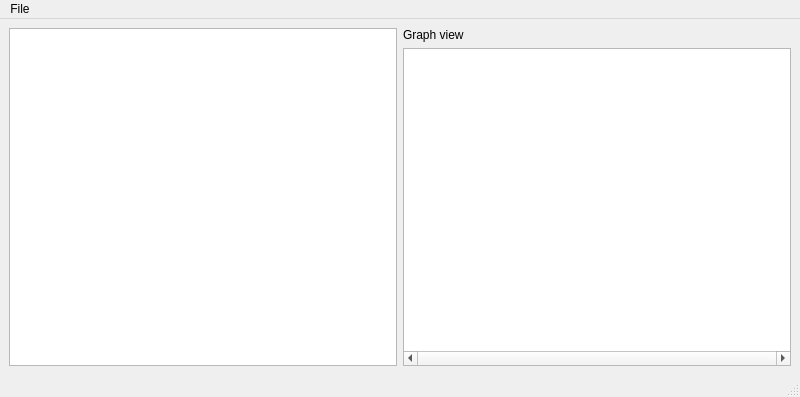
This is src/sca/mainwindow.ui in OSLL/sca as Qt 5 draws it before an edit. The edited form follows.
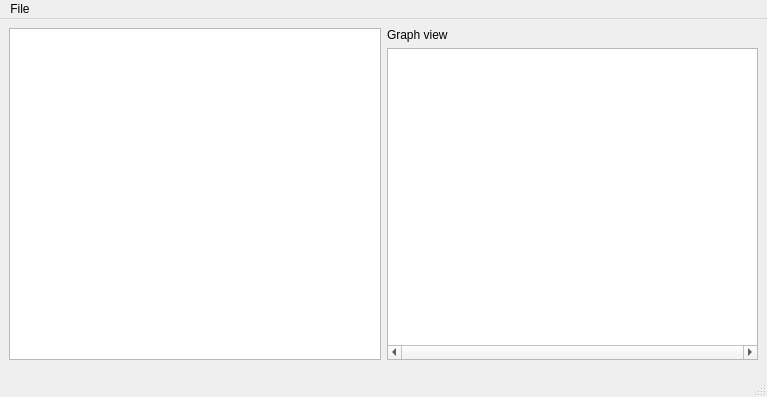
This is the edited form. Custom widgets are drawn as their Qt base class.

Patch:
```diff
--- a/src/sca/mainwindow.ui
+++ b/src/sca/mainwindow.ui
@@ -6,7 +6,7 @@
    <rect>
     <x>0</x>
     <y>0</y>
-    <width>800</width>
+    <width>767</width>
     <height>397</height>
    </rect>
   </property>
@@ -16,14 +16,12 @@
   <widget class="QWidget" name="centralwidget">
    <layout class="QVBoxLayout" name="verticalLayout_3">
     <item>
-     <layout class="QHBoxLayout" name="horizontalLayout_2">
-      <item>
        <layout class="QVBoxLayout" name="verticalLayout_2">
         <item>
+       <layout class="QHBoxLayout" name="horizontalLayout">
+        <item>
          <widget class="SourceBrowser" name="sourceBrowser"/>
         </item>
-       </layout>
-      </item>
       <item>
        <layout class="QVBoxLayout" name="verticalLayout">
         <item>
@@ -57,6 +55,11 @@
       </item>
      </layout>
     </item>
+      <item>
+       <widget class="QHexEdit" name="hexEditor" native="true"/>
+      </item>
+     </layout>
+    </item>
    </layout>
   </widget>
   <widget class="QMenuBar" name="menubar">
@@ -64,7 +67,7 @@
     <rect>
      <x>0</x>
      <y>0</y>
-     <width>800</width>
+     <width>767</width>
      <height>21</height>
     </rect>
    </property>
@@ -90,14 +93,20 @@
  </widget>
  <customwidgets>
   <customwidget>
-   <class>SourceBrowser</class>
-   <extends>QTreeView</extends>
-   <header>sourcebrowser.h</header>
+   <class>QHexEdit</class>
+   <extends>QWidget</extends>
+   <header>widgets/qhexedit.h</header>
+   <container>1</container>
   </customwidget>
   <customwidget>
    <class>ObjectTextViewer</class>
    <extends>QTextEdit</extends>
-   <header>objecttextviewer.h</header>
+   <header>widgets/ObjectTextViewer.h</header>
+  </customwidget>
+  <customwidget>
+   <class>SourceBrowser</class>
+   <extends>QTreeView</extends>
+   <header>widgets/SourceBrowser.h</header>
   </customwidget>
  </customwidgets>
  <resources/>
```
Lines whose indentation alone changed are shown as unchanged.
